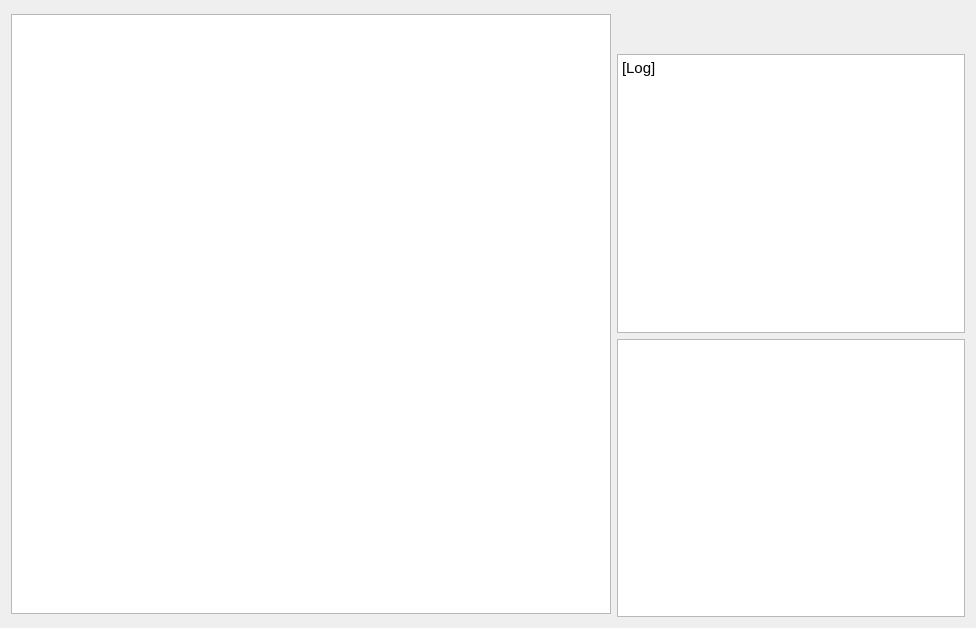
Before: the Qt Designer form game/tablero.ui in losfroger/ajedrez-juego, drawn with Qt 5.
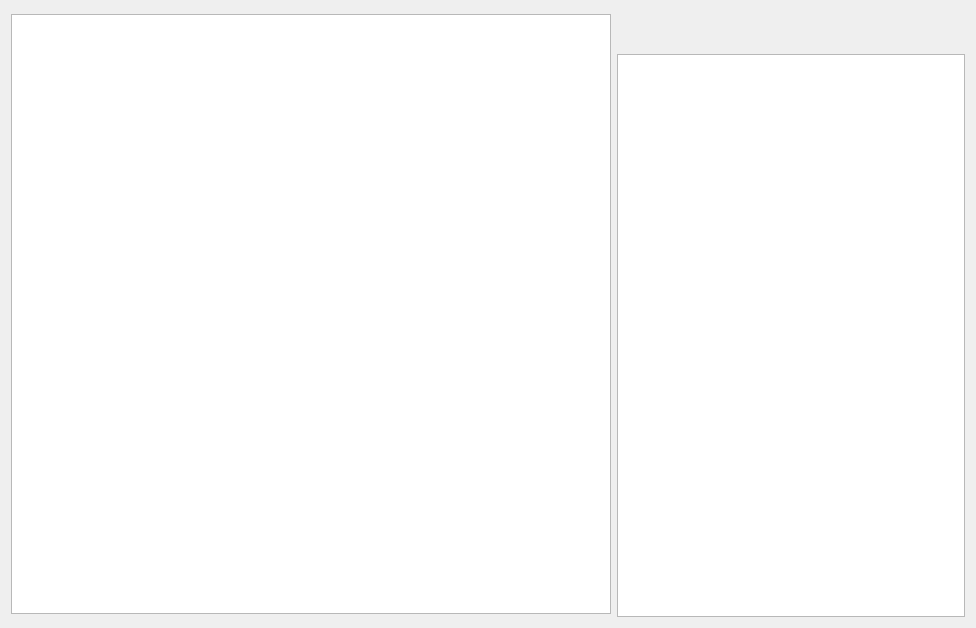
After: the same form once the commit is applied.

```diff
--- a/game/tablero.ui
+++ b/game/tablero.ui
@@ -59,19 +59,23 @@
        </item>
        <item>
         <widget class="QTextBrowser" name="log">
+         <property name="font">
+          <font>
+           <pointsize>16</pointsize>
+          </font>
+         </property>
+         <property name="cursor" stdset="0">
+          <cursorShape>IBeamCursor</cursorShape>
+         </property>
          <property name="html">
           <string>&lt;!DOCTYPE HTML PUBLIC &quot;-//W3C//DTD HTML 4.0//EN&quot; &quot;http://www.w3.org/TR/REC-html40/strict.dtd&quot;&gt;
 &lt;html&gt;&lt;head&gt;&lt;meta name=&quot;qrichtext&quot; content=&quot;1&quot; /&gt;&lt;style type=&quot;text/css&quot;&gt;
 p, li { white-space: pre-wrap; }
-&lt;/style&gt;&lt;/head&gt;&lt;body style=&quot; font-family:'Ubuntu'; font-size:11pt; font-weight:400; font-style:normal;&quot;&gt;
-&lt;p style=&quot; margin-top:0px; margin-bottom:0px; margin-left:0px; margin-right:0px; -qt-block-indent:0; text-indent:0px;&quot;&gt;[Log]&lt;/p&gt;
-&lt;p style=&quot;-qt-paragraph-type:empty; margin-top:0px; margin-bottom:0px; margin-left:0px; margin-right:0px; -qt-block-indent:0; text-indent:0px;&quot;&gt;&lt;br /&gt;&lt;/p&gt;&lt;/body&gt;&lt;/html&gt;</string>
+&lt;/style&gt;&lt;/head&gt;&lt;body style=&quot; font-family:'Ubuntu'; font-size:16pt; font-weight:400; font-style:normal;&quot;&gt;
+&lt;p style=&quot;-qt-paragraph-type:empty; margin-top:0px; margin-bottom:0px; margin-left:0px; margin-right:0px; -qt-block-indent:0; text-indent:0px; font-family:'MS Shell Dlg 2'; font-size:7.8pt;&quot;&gt;&lt;br /&gt;&lt;/p&gt;&lt;/body&gt;&lt;/html&gt;</string>
          </property>
         </widget>
        </item>
-       <item>
-        <widget class="QPlainTextEdit" name="plainTextEdit"/>
-       </item>
       </layout>
      </item>
     </layout>
```
